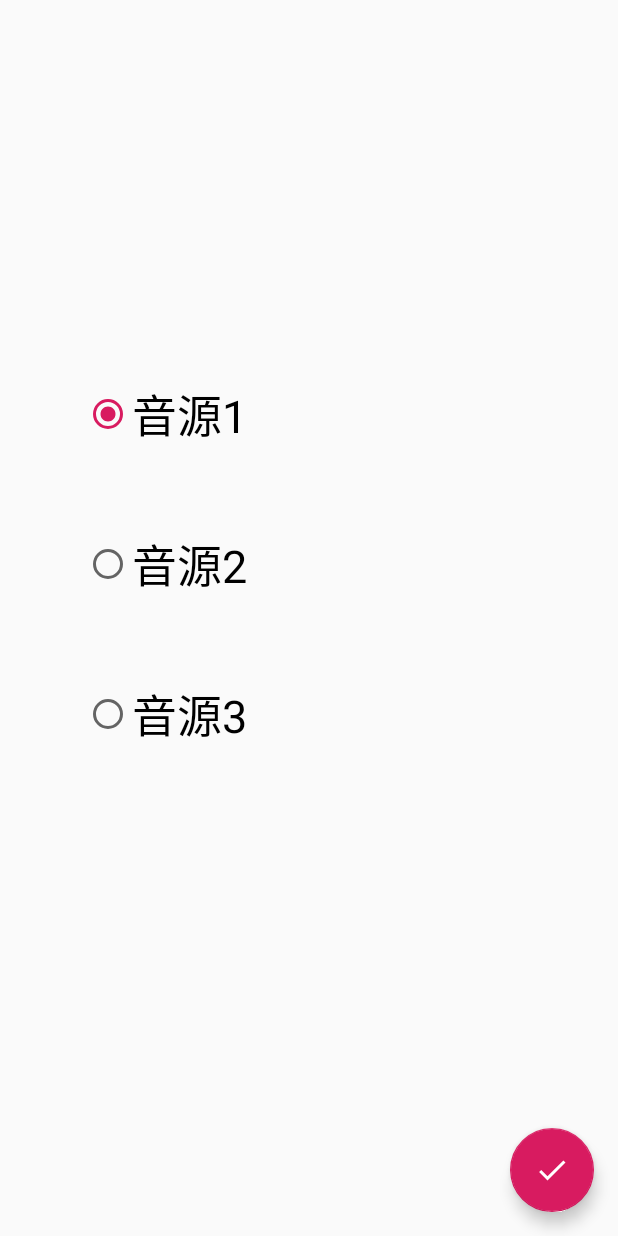
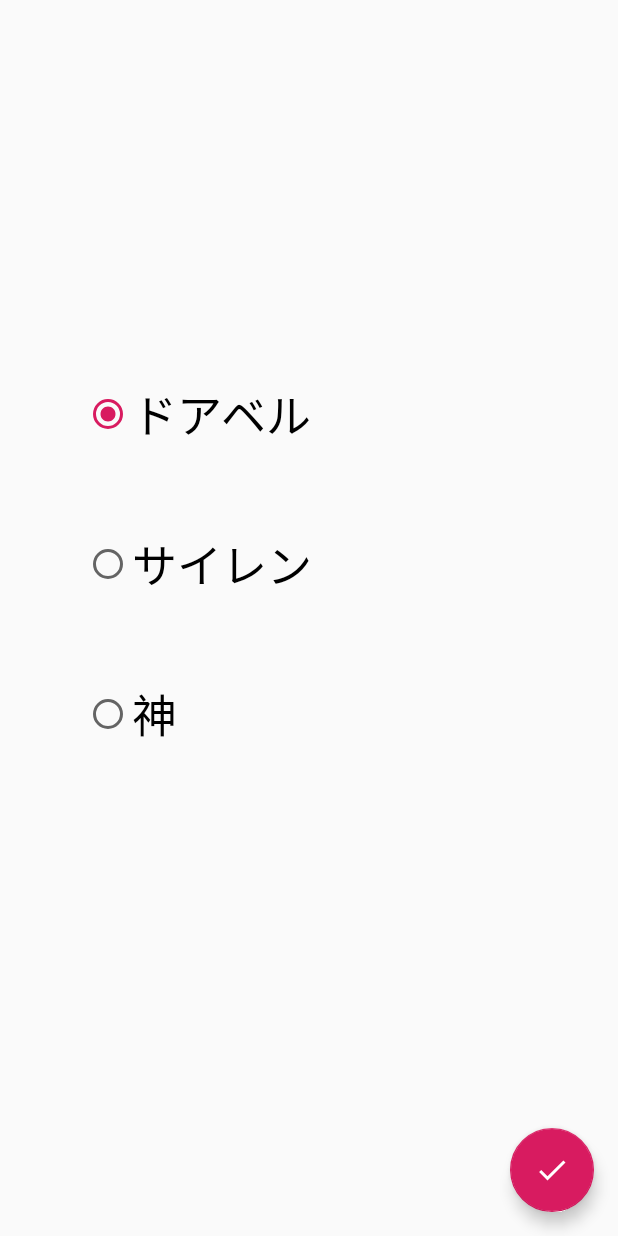
Before and after one commit to akkoIA/Sensor, an Android app: the MusicActivity screen opened directly, with no data from a screen before it, on a phone screen of 412 x 824 dp. Run offline under Robolectric (Android 15) with nearby library versions, the phone set to English and light mode, and no system bars.

Commit message:
mp3選択画面の名称変更

```diff
--- a/app/src/main/res/layout/activity_music.xml
+++ b/app/src/main/res/layout/activity_music.xml
@@ -32,21 +32,21 @@
             android:layout_width="match_parent"
             android:layout_height="100dp"
             android:checked="true"
-            android:text="音源1"
+            android:text="ドアベル"
             android:textSize="30sp" />
 
         <RadioButton
             android:id="@+id/radioButton2"
             android:layout_width="match_parent"
             android:layout_height="100dp"
-            android:text="音源2"
+            android:text="サイレン"
             android:textSize="30sp" />
 
         <RadioButton
             android:id="@+id/radioButton3"
             android:layout_width="match_parent"
             android:layout_height="100dp"
-            android:text="音源3"
+            android:text="神"
             android:textSize="30sp" />
     </RadioGroup>
 
```
